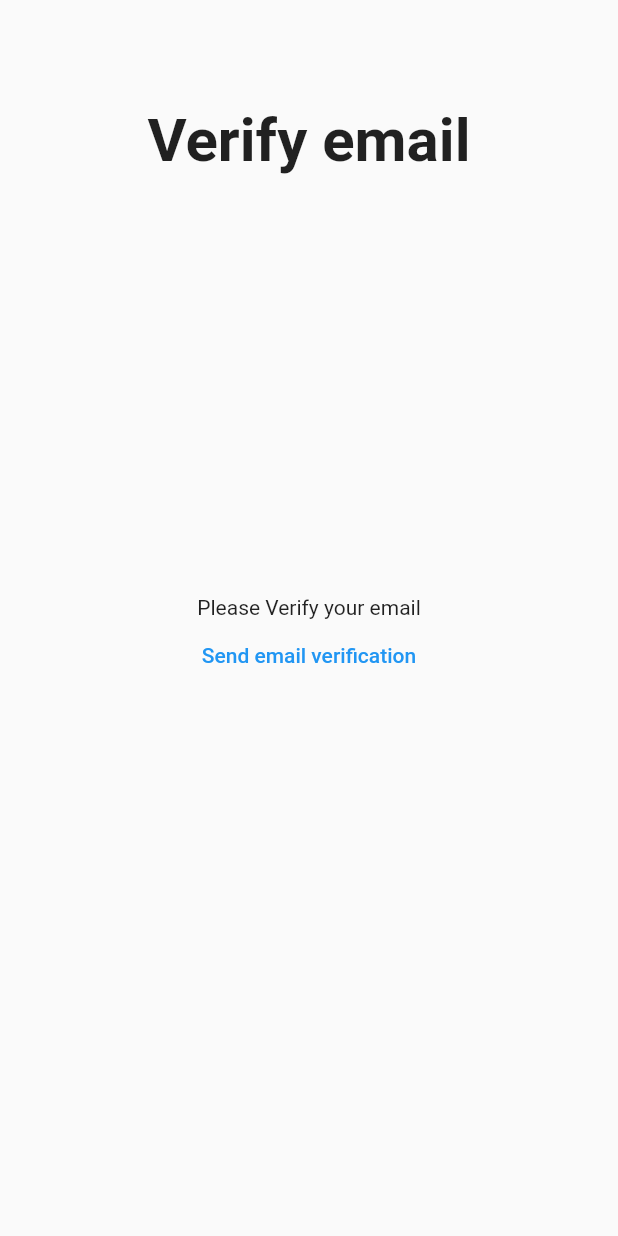
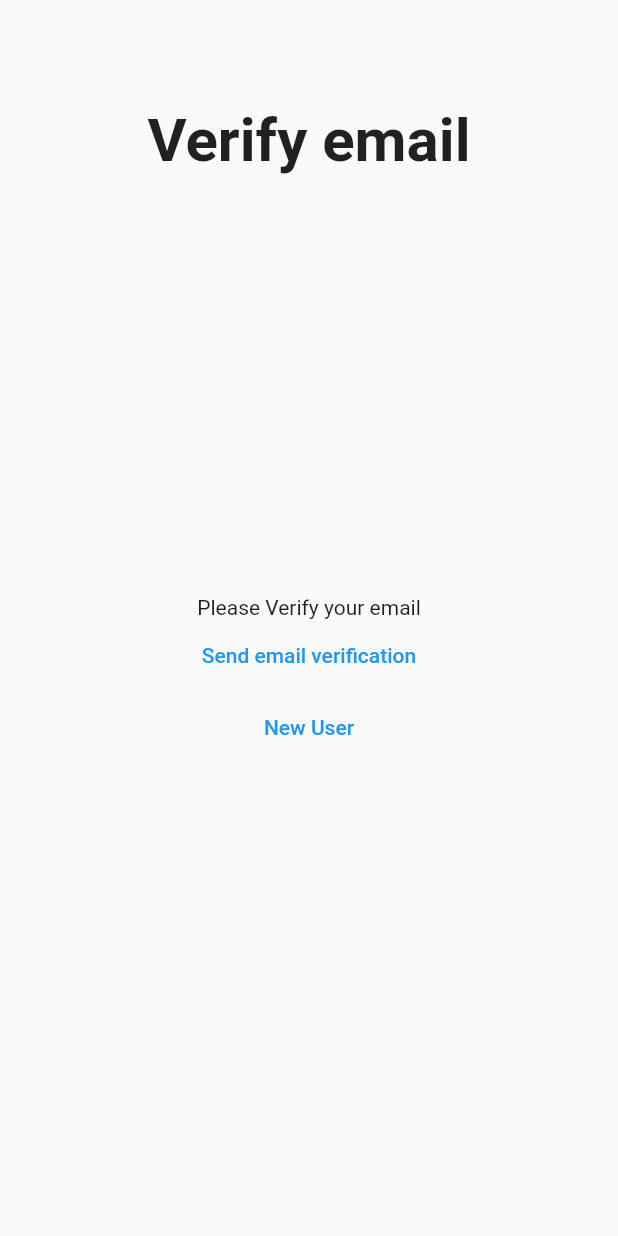
Before and after one commit to dinodtharinda/testrun, a Flutter app: the VerifyEmailView screen opened directly, after a tap on "Send email verification", on a phone screen of 412 x 824 dp. Run offline on Flutter 3.47's test engine with Material 2 defaults, Android fonts, the phone set to English and light mode, and no system bars; our stand-ins replace firebase_auth, firebase_core; accounts and stored records are empty; network calls fail.

Commit message:
Verification Email

```diff
--- a/lib/main.dart
+++ b/lib/main.dart
@@ -4,6 +4,7 @@ import 'package:firebase_auth/firebase_auth.dart';
 import 'package:firebase_core/firebase_core.dart';
 import 'package:flutter/material.dart';
 import 'package:test_run/view/login_view.dart';
+import 'package:test_run/view/verify_email_view.dart';
 import 'firebase_options.dart';
 import 'view/register_view.dart';
 
@@ -38,12 +39,22 @@ class _HomePageState extends State<HomePage> {
         switch (snapshot.connectionState) {
           case ConnectionState.done:
             final user = FirebaseAuth.instance.currentUser;
-            //   if (user!.emailVerified) {
-            //     return const Text('done');
-            //   } else {
-            //     return const Center(child: VerifyEmailView());
-            //   }
-            return const LoginView();
+            if (user != null) {
+              if (user.emailVerified) {
+                print('Email is Verified!');
+              } else {
+                return const VerifyEmailView();
+              }
+            } else {
+              return const LoginView();
+            }
+            return const Text('Done');
+
+          //   if (user!.emailVerified) {
+          //     return const Text('done');
+          //   } else {
+          //     return const Center(child: VerifyEmailView());
+          //   }
           default:
             return Center(
               child: Column(
@@ -59,43 +70,3 @@ class _HomePageState extends State<HomePage> {
     );
   }
 }
-
-class VerifyEmailView extends StatefulWidget {
-  const VerifyEmailView({Key? key}) : super(key: key);
-
-  @override
-  State<VerifyEmailView> createState() => _VerifyEmailViewState();
-}
-
-class _VerifyEmailViewState extends State<VerifyEmailView> {
-  @override
-  Widget build(BuildContext context) {
-    return Scaffold(
-      body: Center(
-        child: Column(
-          children: [
-            Container(
-              margin: const EdgeInsets.only(top: 70, bottom: 280),
-              child: const Text(
-                'Verify email',
-                style: TextStyle(fontSize: 40, fontWeight: FontWeight.bold),
-              ),
-            ),
-            Column(mainAxisAlignment: MainAxisAlignment.center, children: [
-              const Text('Please Verify your email'),
-              TextButton(
-                onPressed: () async {
-                  await Firebase.initializeApp(
-                      options: DefaultFirebaseOptions.currentPlatform);
-                  final user = FirebaseAuth.instance.currentUser;
-                  await user?.sendEmailVerification();
-                },
-                child: const Text('Send email verification'),
-              )
-            ]),
-          ],
-        ),
-      ),
-    );
-  }
-}
--- /dev/null
+++ b/lib/view/verify_email_view.dart
@@ -0,0 +1,55 @@
+import 'package:flutter/material.dart';
+import 'package:firebase_auth/firebase_auth.dart';
+import 'package:firebase_core/firebase_core.dart';
+import '../firebase_options.dart';
+
+class VerifyEmailView extends StatefulWidget {
+  const VerifyEmailView({Key? key}) : super(key: key);
+
+  @override
+  State<VerifyEmailView> createState() => _VerifyEmailViewState();
+}
+
+class _VerifyEmailViewState extends State<VerifyEmailView> {
+  @override
+  Widget build(BuildContext context) {
+    return Scaffold(
+      body: Center(
+        child: Column(
+          children: [
+            Container(
+              margin: const EdgeInsets.only(top: 70, bottom: 280),
+              child: const Text(
+                'Verify email',
+                style: TextStyle(fontSize: 40, fontWeight: FontWeight.bold),
+              ),
+            ),
+            Column(mainAxisAlignment: MainAxisAlignment.center, children: [
+              const Text('Please Verify your email'),
+              TextButton(
+                onPressed: () async {
+                  await Firebase.initializeApp(
+                      options: DefaultFirebaseOptions.currentPlatform);
+                  final user = FirebaseAuth.instance.currentUser;
+                  await user?.sendEmailVerification();
+                  if (user!.emailVerified) {
+                    Navigator.of(context)
+                        .pushNamedAndRemoveUntil('/login/', (route) => false);
+                  }
+                },
+                child: const Text('Send email verification'),
+              ),
+              TextButton(
+                onPressed: () async {
+                  Navigator.of(context)
+                      .pushNamedAndRemoveUntil('/register/', (route) => false);
+                },
+                child: const Text('New User'),
+              )
+            ]),
+          ],
+        ),
+      ),
+    );
+  }
+}
```
